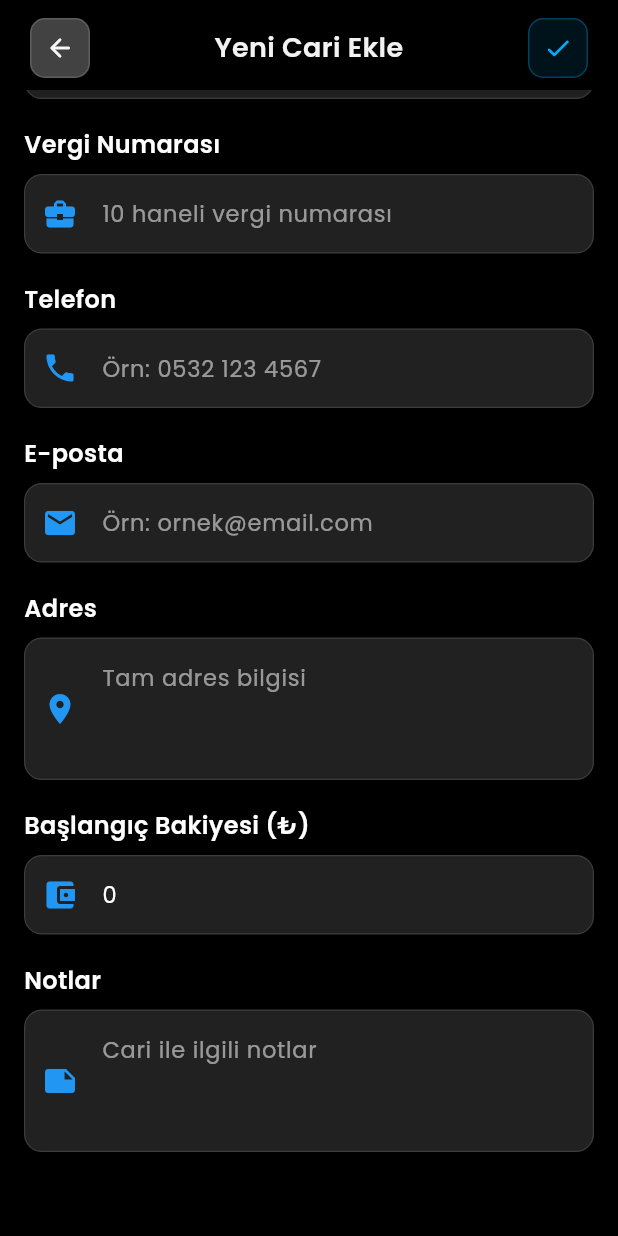
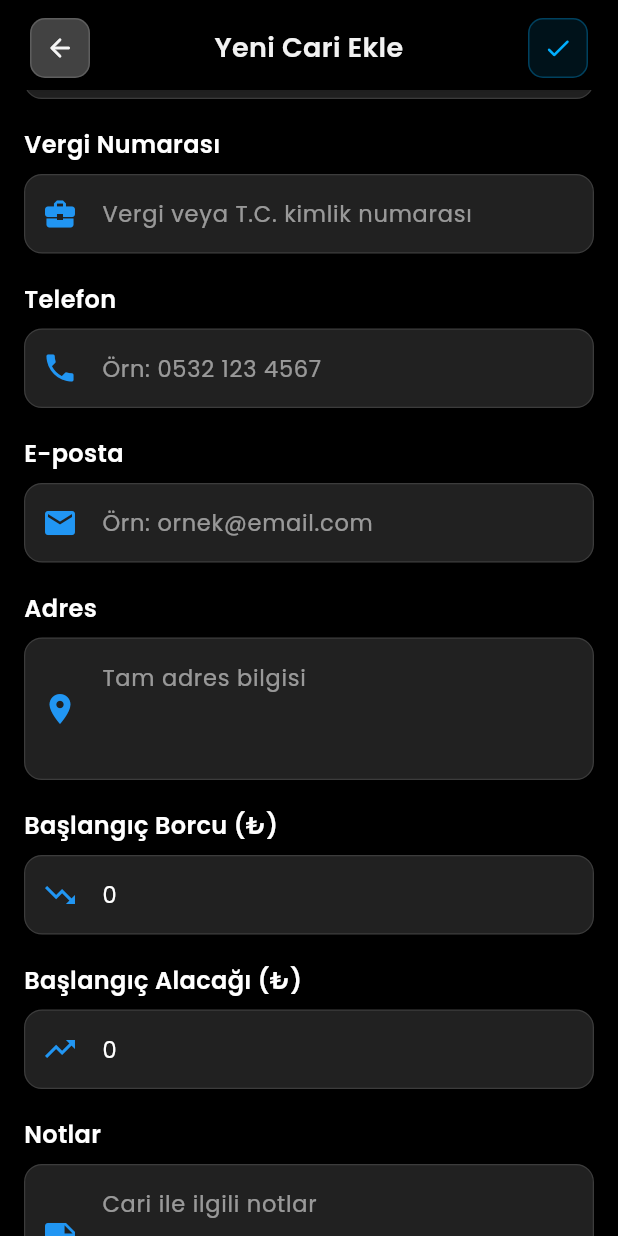
Before and after one commit to goktugyigit/easy_stock_app, a Flutter app: the AddEditCustomerPage screen opened directly, scrolled down 344 dp, on a phone screen of 412 x 824 dp. Run offline on Flutter 3.47's test engine with Material 3 defaults, Android fonts, the light colour scheme and no system bars; our stand-ins replace another_flushbar, image_picker, shared_preferences; missing offline and left inert: mobile_scanner; accounts and stored records are empty.

Commit message:
cari listesi sayfası borç alacak bakiye mantığı ve renkleri ayarlandı.

```diff
--- a/lib/models/customer.dart
+++ b/lib/models/customer.dart
@@ -9,7 +9,9 @@ class Customer {
   final CustomerType type; // Müşteri/Tedarikçi
   final String? customerNumber; // Müşteri Numarası
   final String? supplierNumber; // Tedarikçi Numarası
-  final double balance; // Bakiye (+ alacak, - borç)
+  final double initialDebt; // Başlangıç Borcu
+  final double initialCredit; // Başlangıç Alacağı
+  final double balance; // Alacak - Borç
   final String? notes; // Notlar
   final DateTime createdDate; // Oluşturulma Tarihi
   final DateTime? lastTransactionDate; // Son İşlem Tarihi
@@ -24,11 +26,16 @@ class Customer {
     required this.type,
     this.customerNumber,
     this.supplierNumber,
-    this.balance = 0.0,
+    this.initialDebt = 0.0,
+    this.initialCredit = 0.0,
+    double? balance,
     this.notes,
     required this.createdDate,
     this.lastTransactionDate,
-  });
+  }) : balance = balance ??
+            ((type == CustomerType.customer)
+                ? (initialDebt - initialCredit)
+                : (initialCredit - initialDebt));
 
   // JSON'dan Customer nesnesi oluşturma
   factory Customer.fromJson(Map<String, dynamic> json) {
@@ -45,7 +52,18 @@ class Customer {
       ),
       customerNumber: json['customerNumber'] as String?,
       supplierNumber: json['supplierNumber'] as String?,
-      balance: (json['balance'] as num?)?.toDouble() ?? 0.0,
+      initialDebt: (json['initialDebt'] as num?)?.toDouble() ?? 0.0,
+      initialCredit: (json['initialCredit'] as num?)?.toDouble() ?? 0.0,
+      balance: (json['balance'] as num?)?.toDouble() ??
+          ((CustomerType.values.firstWhere(
+                    (e) => e.toString() == 'CustomerType.${json['type']}',
+                    orElse: () => CustomerType.customer,
+                  ) ==
+                  CustomerType.customer)
+              ? (((json['initialDebt'] as num?)?.toDouble() ?? 0.0) -
+                  ((json['initialCredit'] as num?)?.toDouble() ?? 0.0))
+              : (((json['initialCredit'] as num?)?.toDouble() ?? 0.0) -
+                  ((json['initialDebt'] as num?)?.toDouble() ?? 0.0))),
       notes: json['notes'] as String?,
       createdDate: DateTime.parse(json['createdDate'] as String),
       lastTransactionDate: json['lastTransactionDate'] != null
@@ -66,6 +84,8 @@ class Customer {
       'type': type.toString().split('.').last,
       'customerNumber': customerNumber,
       'supplierNumber': supplierNumber,
+      'initialDebt': initialDebt,
+      'initialCredit': initialCredit,
       'balance': balance,
       'notes': notes,
       'createdDate': createdDate.toIso8601String(),
@@ -84,6 +104,8 @@ class Customer {
     CustomerType? type,
     String? customerNumber,
     String? supplierNumber,
+    double? initialDebt,
+    double? initialCredit,
     double? balance,
     String? notes,
     DateTime? createdDate,
@@ -99,7 +121,14 @@ class Customer {
       type: type ?? this.type,
       customerNumber: customerNumber ?? this.customerNumber,
       supplierNumber: supplierNumber ?? this.supplierNumber,
-      balance: balance ?? this.balance,
+      initialDebt: initialDebt ?? this.initialDebt,
+      initialCredit: initialCredit ?? this.initialCredit,
+      balance: balance ??
+          ((type ?? this.type) == CustomerType.customer
+              ? ((initialDebt ?? this.initialDebt) -
+                  (initialCredit ?? this.initialCredit))
+              : ((initialCredit ?? this.initialCredit) -
+                  (initialDebt ?? this.initialDebt))),
       notes: notes ?? this.notes,
       createdDate: createdDate ?? this.createdDate,
       lastTransactionDate: lastTransactionDate ?? this.lastTransactionDate,
@@ -123,8 +152,10 @@ class Customer {
   // Getter'lar
   bool get isCustomer => type == CustomerType.customer;
   bool get isSupplier => type == CustomerType.supplier;
-  bool get hasDebt => balance < 0;
-  bool get hasCredit => balance > 0;
+  bool get hasDebt => initialDebt > 0;
+  bool get hasCredit => initialCredit > 0;
+  double get debtAmount => initialDebt;
+  double get creditAmount => initialCredit;
   String get balanceDisplay => balance >= 0
       ? '+${balance.toStringAsFixed(2)}'
       : balance.toStringAsFixed(2);
--- a/lib/providers/customer_provider.dart
+++ b/lib/providers/customer_provider.dart
@@ -22,9 +22,23 @@ class CustomerProvider with ChangeNotifier {
   int get totalCustomers => customersOnly.length;
   int get totalSuppliers => suppliersOnly.length;
   double get totalReceivables =>
-      _customers.fold(0.0, (sum, c) => sum + (c.balance > 0 ? c.balance : 0));
-  double get totalPayables => _customers.fold(
-      0.0, (sum, c) => sum + (c.balance < 0 ? c.balance.abs() : 0));
+      _customers.fold(0.0, (sum, c) => sum + (c.creditAmount));
+  double get totalPayables =>
+      _customers.fold(0.0, (sum, c) => sum + (c.debtAmount));
+
+  // Yalnızca müşteriler seçildiğinde kullanılacak toplamlar
+  double get totalCustomerDebts =>
+      customersOnly.fold(0.0, (sum, c) => sum + c.debtAmount);
+  double get totalCustomerCredits =>
+      customersOnly.fold(0.0, (sum, c) => sum + c.creditAmount);
+  double get totalCustomerBalance => totalCustomerDebts - totalCustomerCredits;
+
+  // Yalnız tedarikçiler için toplamlar
+  double get totalSupplierDebts =>
+      suppliersOnly.fold(0.0, (sum, c) => sum + c.debtAmount);
+  double get totalSupplierCredits =>
+      suppliersOnly.fold(0.0, (sum, c) => sum + c.creditAmount);
+  double get totalSupplierBalance => totalSupplierCredits - totalSupplierDebts;
 
   // SharedPreferences key
   static const String _customersKey = 'customers_data';
@@ -105,14 +119,15 @@ class CustomerProvider with ChangeNotifier {
   // Yeni cari ekle
   Future<void> addCustomer({
     required String name,
+    String? customerNumber,
+    String? supplierNumber,
     String? taxNumber,
     String? phone,
     String? email,
     String? address,
     required CustomerType type,
-    String? customerNumber,
-    String? supplierNumber,
-    double balance = 0.0,
+    double initialDebt = 0.0,
+    double initialCredit = 0.0,
     String? notes,
   }) async {
     try {
@@ -140,7 +155,8 @@ class CustomerProvider with ChangeNotifier {
         type: type,
         customerNumber: finalCustomerNumber,
         supplierNumber: finalSupplierNumber,
-        balance: balance,
+        initialDebt: initialDebt,
+        initialCredit: initialCredit,
         notes: notes,
         createdDate: DateTime.now(),
       );
@@ -158,14 +174,15 @@ class CustomerProvider with ChangeNotifier {
   Future<void> updateCustomer({
     required String id,
     required String name,
+    String? customerNumber,
+    String? supplierNumber,
     String? taxNumber,
     String? phone,
     String? email,
     String? address,
     required CustomerType type,
-    String? customerNumber,
-    String? supplierNumber,
-    double? balance,
+    double initialDebt = 0.0,
+    double initialCredit = 0.0,
     String? notes,
   }) async {
     try {
@@ -181,7 +198,8 @@ class CustomerProvider with ChangeNotifier {
           type: type,
           customerNumber: customerNumber,
           supplierNumber: supplierNumber,
-          balance: balance,
+          initialDebt: initialDebt,
+          initialCredit: initialCredit,
           notes: notes,
         );
 
--- a/lib/screens/add_edit_customer_page.dart
+++ b/lib/screens/add_edit_customer_page.dart
@@ -24,7 +24,9 @@ class _AddEditCustomerPageState extends State<AddEditCustomerPage> {
   final _phoneController = TextEditingController();
   final _emailController = TextEditingController();
   final _addressController = TextEditingController();
-  final _balanceController = TextEditingController();
+  // Başlangıç Borcu ve Alacağı için ayrı controller'lar
+  final _initialDebtController = TextEditingController();
+  final _initialCreditController = TextEditingController();
   final _notesController = TextEditingController();
 
   CustomerType _selectedType = CustomerType.customer;
@@ -92,11 +94,18 @@ class _AddEditCustomerPageState extends State<AddEditCustomerPage> {
       _phoneController.text = customer.phone ?? '';
       _emailController.text = customer.email ?? '';
       _addressController.text = customer.address ?? '';
-      _balanceController.text = customer.balance.toString();
-      _notesController.text = customer.notes ?? '';
+      // Varolan bakiyeyi borç/alacak alanlarına dağıt
+      if (customer.balance < 0) {
+        _initialDebtController.text = customer.balance.abs().toString();
+        _initialCreditController.text = '0';
+      } else {
+        _initialDebtController.text = '0';
+        _initialCreditController.text = customer.balance.toString();
+      }
       _selectedType = customer.type;
     } else {
-      _balanceController.text = '0';
+      _initialDebtController.text = '0';
+      _initialCreditController.text = '0';
     }
   }
 
@@ -109,7 +118,8 @@ class _AddEditCustomerPageState extends State<AddEditCustomerPage> {
     _phoneController.dispose();
     _emailController.dispose();
     _addressController.dispose();
-    _balanceController.dispose();
+    _initialDebtController.dispose();
+    _initialCreditController.dispose();
     _notesController.dispose();
     super.dispose();
   }
@@ -145,7 +155,8 @@ class _AddEditCustomerPageState extends State<AddEditCustomerPage> {
               ? null
               : _addressController.text.trim(),
           type: _selectedType,
-          balance: double.tryParse(_balanceController.text) ?? 0.0,
+          initialDebt: double.tryParse(_initialDebtController.text) ?? 0.0,
+          initialCredit: double.tryParse(_initialCreditController.text) ?? 0.0,
           notes: _notesController.text.trim().isEmpty
               ? null
               : _notesController.text.trim(),
@@ -172,7 +183,8 @@ class _AddEditCustomerPageState extends State<AddEditCustomerPage> {
               ? null
               : _addressController.text.trim(),
           type: _selectedType,
-          balance: double.tryParse(_balanceController.text) ?? 0.0,
+          initialDebt: double.tryParse(_initialDebtController.text) ?? 0.0,
+          initialCredit: double.tryParse(_initialCreditController.text) ?? 0.0,
           notes: _notesController.text.trim().isEmpty
               ? null
               : _notesController.text.trim(),
@@ -204,6 +216,8 @@ class _AddEditCustomerPageState extends State<AddEditCustomerPage> {
       }
     }
   }
+
+  // Artık balance hesaplaması model içinde yapılacak
 
   Widget _buildTextInput({
     required String label,
@@ -424,15 +438,8 @@ class _AddEditCustomerPageState extends State<AddEditCustomerPage> {
                   controller: _taxNumberController,
                   icon: Icons.business_center,
                   keyboardType: TextInputType.number,
-                  hintText: '10 haneli vergi numarası',
-                  validator: (value) {
-                    if (value != null && value.trim().isNotEmpty) {
-                      if (value.trim().length != 10) {
-                        return 'Vergi numarası 10 haneli olmalıdır';
-                      }
-                    }
-                    return null;
-                  },
+                  hintText: 'Vergi veya T.C. kimlik numarası',
+                  validator: null,
                 ),
                 const SizedBox(height: 20),
 
@@ -475,13 +482,31 @@ class _AddEditCustomerPageState extends State<AddEditCustomerPage> {
                 ),
                 const SizedBox(height: 20),
 
-                // Başlangıç Bakiyesi
+                // Başlangıç Borcu
                 _buildTextInput(
-                  label: 'Başlangıç Bakiyesi (₺)',
-                  controller: _balanceController,
-                  icon: Icons.account_balance_wallet,
+                  label: 'Başlangıç Borcu (₺)',
+                  controller: _initialDebtController,
+                  icon: Icons.trending_down,
                   keyboardType: TextInputType.number,
-                  hintText: 'Pozitif: Alacak, Negatif: Borç',
+                  hintText: '0',
+                  validator: (value) {
+                    if (value != null && value.trim().isNotEmpty) {
+                      if (double.tryParse(value.trim()) == null) {
+                        return 'Geçerli bir sayı girin';
+                      }
+                    }
+                    return null;
+                  },
+                ),
+                const SizedBox(height: 20),
+
+                // Başlangıç Alacağı
+                _buildTextInput(
+                  label: 'Başlangıç Alacağı (₺)',
+                  controller: _initialCreditController,
+                  icon: Icons.trending_up,
+                  keyboardType: TextInputType.number,
+                  hintText: '0',
                   validator: (value) {
                     if (value != null && value.trim().isNotEmpty) {
                       if (double.tryParse(value.trim()) == null) {
```
Also changed, not shown: lib/screens/customer_detail_page.dart (+89 -36 lines), lib/screens/customer_list_page.dart (+8 -4 lines), lib/widgets/customer_card.dart (+10 -16 lines).
